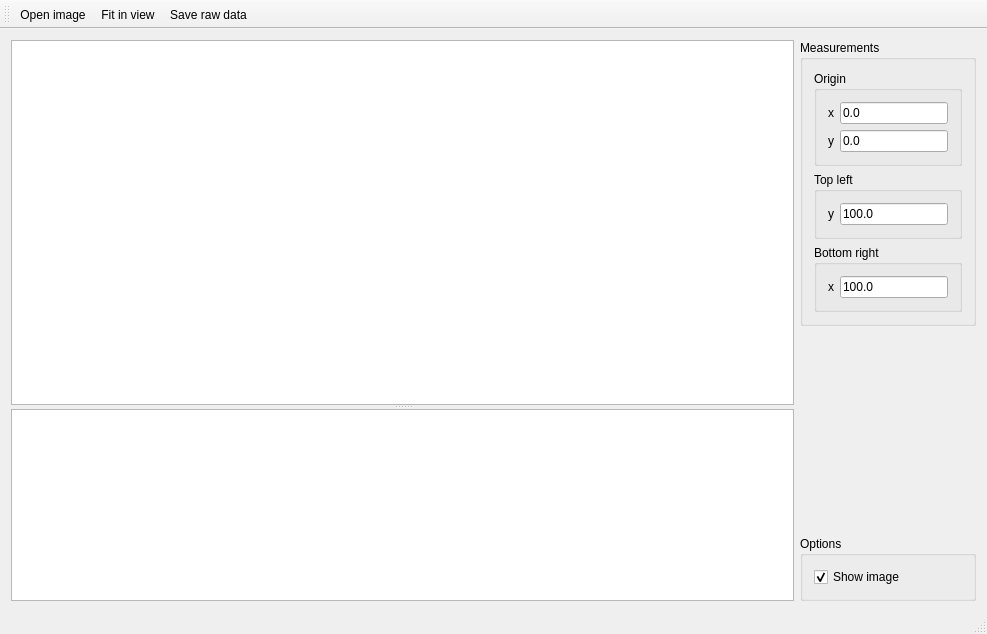
hheld/CurveExtractor, file MainWindow.ui: the form before one commit.
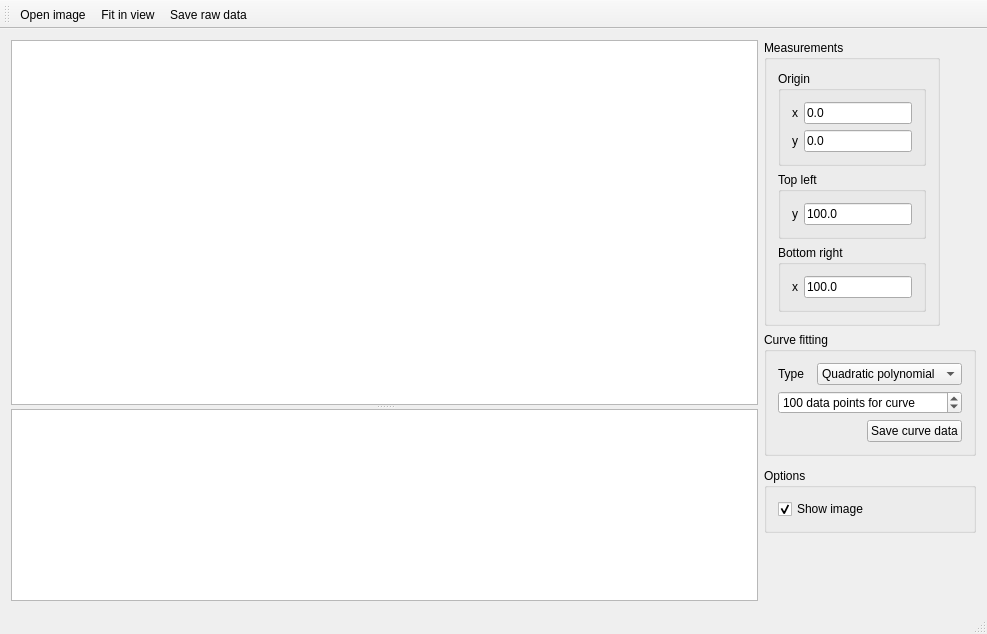
The form after the commit. Custom widgets are drawn as their Qt base class.

Commit message: Added some options to the GUI to control the curve fitting.

The edit to the form file:
```diff
--- a/MainWindow.ui
+++ b/MainWindow.ui
@@ -14,45 +14,7 @@
    <string>Curve extractor</string>
   </property>
   <widget class="QWidget" name="centralWidget">
-   <layout class="QGridLayout" name="gridLayout_3">
-    <item row="0" column="0" rowspan="3">
-     <widget class="QSplitter" name="splitter">
-      <property name="orientation">
-       <enum>Qt::Vertical</enum>
-      </property>
-      <widget class="CEGraphicsView" name="graphicsView">
-       <property name="sizePolicy">
-        <sizepolicy hsizetype="Expanding" vsizetype="Expanding">
-         <horstretch>0</horstretch>
-         <verstretch>1</verstretch>
-        </sizepolicy>
-       </property>
-      </widget>
-      <widget class="QTableView" name="tableView_points">
-       <property name="sizePolicy">
-        <sizepolicy hsizetype="Expanding" vsizetype="Expanding">
-         <horstretch>0</horstretch>
-         <verstretch>0</verstretch>
-        </sizepolicy>
-       </property>
-       <property name="editTriggers">
-        <set>QAbstractItemView::NoEditTriggers</set>
-       </property>
-       <property name="alternatingRowColors">
-        <bool>true</bool>
-       </property>
-       <property name="selectionBehavior">
-        <enum>QAbstractItemView::SelectRows</enum>
-       </property>
-       <property name="sortingEnabled">
-        <bool>false</bool>
-       </property>
-       <attribute name="horizontalHeaderStretchLastSection">
-        <bool>false</bool>
-       </attribute>
-      </widget>
-     </widget>
-    </item>
+   <layout class="QGridLayout" name="gridLayout_4">
     <item row="0" column="1">
      <widget class="QGroupBox" name="groupBox_measurements">
       <property name="sizePolicy">
@@ -170,19 +132,77 @@
      </widget>
     </item>
     <item row="1" column="1">
-     <spacer name="verticalSpacer">
-      <property name="orientation">
-       <enum>Qt::Vertical</enum>
+     <widget class="QGroupBox" name="groupBox_curveFitting">
+      <property name="title">
+       <string>Curve fitting</string>
       </property>
-      <property name="sizeHint" stdset="0">
-       <size>
-        <width>20</width>
-        <height>131</height>
-       </size>
-      </property>
-     </spacer>
+      <layout class="QGridLayout" name="gridLayout_3">
+       <item row="0" column="0">
+        <widget class="QLabel" name="label_3">
+         <property name="text">
+          <string>Type</string>
+         </property>
+        </widget>
+       </item>
+       <item row="0" column="1" colspan="2">
+        <widget class="QComboBox" name="comboBox_curveType">
+         <item>
+          <property name="text">
+           <string>Quadratic polynomial</string>
+          </property>
+         </item>
+         <item>
+          <property name="text">
+           <string>Cubic polynomial</string>
+          </property>
+         </item>
+         <item>
+          <property name="text">
+           <string>Exponential</string>
+          </property>
+         </item>
+        </widget>
+       </item>
+       <item row="1" column="0" colspan="3">
+        <widget class="QSpinBox" name="spinBox">
+         <property name="suffix">
+          <string> data points for curve</string>
+         </property>
+         <property name="minimum">
+          <number>2</number>
+         </property>
+         <property name="maximum">
+          <number>10000</number>
+         </property>
+         <property name="value">
+          <number>100</number>
+         </property>
+        </widget>
+       </item>
+       <item row="2" column="0" colspan="2">
+        <spacer name="horizontalSpacer">
+         <property name="orientation">
+          <enum>Qt::Horizontal</enum>
+         </property>
+         <property name="sizeHint" stdset="0">
+          <size>
+           <width>83</width>
+           <height>20</height>
+          </size>
+         </property>
+        </spacer>
+       </item>
+       <item row="2" column="2">
+        <widget class="QPushButton" name="pushButton">
+         <property name="text">
+          <string>Save curve data</string>
+         </property>
+        </widget>
+       </item>
+      </layout>
+     </widget>
     </item>
-    <item row="2" column="1">
+    <item row="3" column="1">
      <widget class="QGroupBox" name="groupBox_options">
       <property name="title">
        <string>Options</string>
@@ -201,6 +221,57 @@
       </layout>
      </widget>
     </item>
+    <item row="4" column="1">
+     <spacer name="verticalSpacer">
+      <property name="orientation">
+       <enum>Qt::Vertical</enum>
+      </property>
+      <property name="sizeHint" stdset="0">
+       <size>
+        <width>20</width>
+        <height>131</height>
+       </size>
+      </property>
+     </spacer>
+    </item>
+    <item row="0" column="0" rowspan="5">
+     <widget class="QSplitter" name="splitter">
+      <property name="orientation">
+       <enum>Qt::Vertical</enum>
+      </property>
+      <widget class="CEGraphicsView" name="graphicsView">
+       <property name="sizePolicy">
+        <sizepolicy hsizetype="Expanding" vsizetype="Expanding">
+         <horstretch>0</horstretch>
+         <verstretch>1</verstretch>
+        </sizepolicy>
+       </property>
+      </widget>
+      <widget class="QTableView" name="tableView_points">
+       <property name="sizePolicy">
+        <sizepolicy hsizetype="Expanding" vsizetype="Expanding">
+         <horstretch>0</horstretch>
+         <verstretch>0</verstretch>
+        </sizepolicy>
+       </property>
+       <property name="editTriggers">
+        <set>QAbstractItemView::NoEditTriggers</set>
+       </property>
+       <property name="alternatingRowColors">
+        <bool>true</bool>
+       </property>
+       <property name="selectionBehavior">
+        <enum>QAbstractItemView::SelectRows</enum>
+       </property>
+       <property name="sortingEnabled">
+        <bool>false</bool>
+       </property>
+       <attribute name="horizontalHeaderStretchLastSection">
+        <bool>false</bool>
+       </attribute>
+      </widget>
+     </widget>
+    </item>
    </layout>
   </widget>
   <widget class="QMenuBar" name="menuBar">
```
The commit also changes 1 other file.
